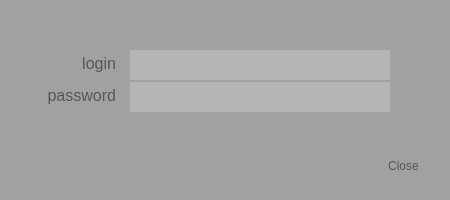
This is ElkaDatingClient/Graphic/signindialog.ui in SaxMan96/ElkaDating as Qt 5 draws it before an edit. The edited form follows.
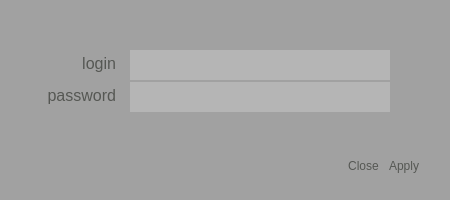
This is the edited form.

Patch:
```diff
--- a/ElkaDatingClient/Graphic/signindialog.ui
+++ b/ElkaDatingClient/Graphic/signindialog.ui
@@ -59,7 +59,7 @@
     <enum>Qt::Horizontal</enum>
    </property>
    <property name="standardButtons">
-    <set>QDialogButtonBox::Close</set>
+    <set>QDialogButtonBox::Apply|QDialogButtonBox::Close</set>
    </property>
   </widget>
   <widget class="QTextBrowser" name="textBrowser">
```
Left out of the diff: 8 changed lines with no effect on the pictures.
